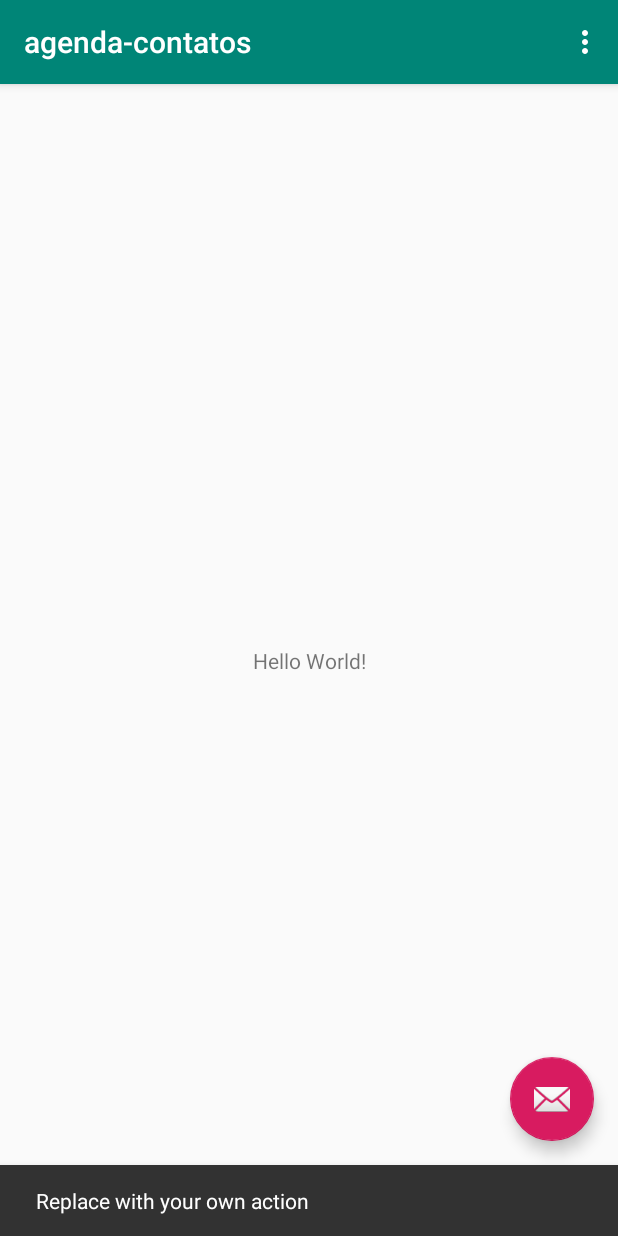
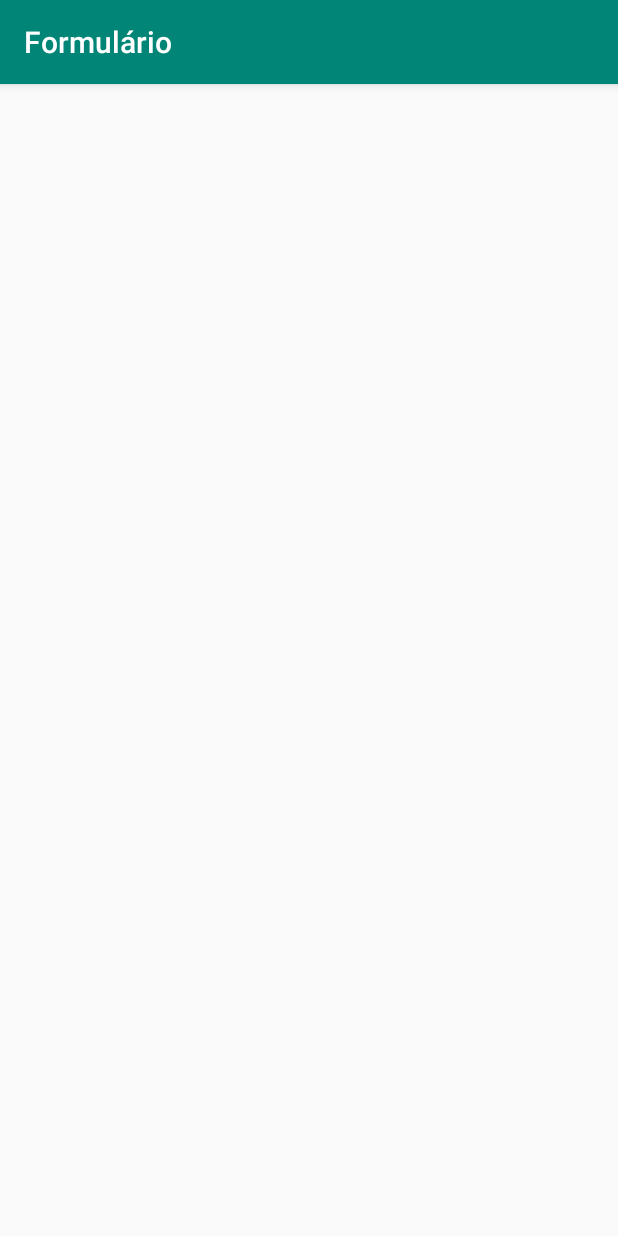
Before and after one commit to LeonardoCesca/agenda-contatos, an Android app: the screen it shows after launch (MainActivity before the commit, Formulario after it), after a tap on an icon or button, on a phone screen of 412 x 824 dp. Run offline under Robolectric (Android 15) with nearby library versions, the phone set to English and light mode, and no system bars.

Commit message:
ADD change strings default

```diff
--- a/app/src/main/AndroidManifest.xml
+++ b/app/src/main/AndroidManifest.xml
@@ -9,6 +9,10 @@
         android:roundIcon="@mipmap/ic_launcher_round"
         android:supportsRtl="true"
         android:theme="@style/AppTheme">
+        <activity
+            android:name=".Formulario"
+            android:label="@string/title_activity_formulario"
+            android:theme="@style/AppTheme.NoActionBar"></activity>
         <activity
             android:name=".MainActivity"
             android:label="@string/app_name"
--- a/app/src/main/java/com/example/agenda_contatos/MainActivity.java
+++ b/app/src/main/java/com/example/agenda_contatos/MainActivity.java
@@ -1,16 +1,14 @@
 package com.example.agenda_contatos;
 
+import android.content.Intent;
 import android.os.Bundle;
 
 import com.google.android.material.floatingactionbutton.FloatingActionButton;
-import com.google.android.material.snackbar.Snackbar;
 
 import androidx.appcompat.app.AppCompatActivity;
 import androidx.appcompat.widget.Toolbar;
 
 import android.view.View;
-import android.view.Menu;
-import android.view.MenuItem;
 
 public class MainActivity extends AppCompatActivity {
 
@@ -25,31 +23,9 @@ public class MainActivity extends AppCompatActivity {
         fab.setOnClickListener(new View.OnClickListener() {
             @Override
             public void onClick(View view) {
-                Snackbar.make(view, "Replace with your own action", Snackbar.LENGTH_LONG)
-                        .setAction("Action", null).show();
+                Intent intent = new Intent(MainActivity.this, Formulario.class);
+                startActivity(intent);
             }
         });
     }
-
-    @Override
-    public boolean onCreateOptionsMenu(Menu menu) {
-        // Inflate the menu; this adds items to the action bar if it is present.
-        getMenuInflater().inflate(R.menu.menu_main, menu);
-        return true;
-    }
-
-    @Override
-    public boolean onOptionsItemSelected(MenuItem item) {
-        // Handle action bar item clicks here. The action bar will
-        // automatically handle clicks on the Home/Up button, so long
-        // as you specify a parent activity in AndroidManifest.xml.
-        int id = item.getItemId();
-
-        //noinspection SimplifiableIfStatement
-        if (id == R.id.action_settings) {
-            return true;
-        }
-
-        return super.onOptionsItemSelected(item);
-    }
 }
--- a/app/src/main/res/layout/activity_main.xml
+++ b/app/src/main/res/layout/activity_main.xml
@@ -28,6 +28,8 @@
         android:layout_height="wrap_content"
         android:layout_gravity="bottom|end"
         android:layout_margin="@dimen/fab_margin"
-        app:srcCompat="@android:drawable/ic_dialog_email" />
+        android:backgroundTint="#434cb3"
+        android:tint="#fff"
+        app:srcCompat="@android:drawable/ic_input_add" />
 
 </androidx.coordinatorlayout.widget.CoordinatorLayout>
--- a/app/src/main/res/layout/content_main.xml
+++ b/app/src/main/res/layout/content_main.xml
@@ -8,13 +8,9 @@
     tools:context=".MainActivity"
     tools:showIn="@layout/activity_main">
 
-    <TextView
-        android:layout_width="wrap_content"
-        android:layout_height="wrap_content"
-        android:text="Hello World!"
-        app:layout_constraintBottom_toBottomOf="parent"
-        app:layout_constraintLeft_toLeftOf="parent"
-        app:layout_constraintRight_toRightOf="parent"
-        app:layout_constraintTop_toTopOf="parent" />
-
+    <ListView
+        android:layout_width="409dp"
+        android:layout_height="673dp"
+        tools:layout_editor_absoluteX="1dp"
+        tools:layout_editor_absoluteY="1dp" />
 </androidx.constraintlayout.widget.ConstraintLayout>
--- a/app/src/main/res/values/strings.xml
+++ b/app/src/main/res/values/strings.xml
@@ -1,4 +1,5 @@
 <resources>
-    <string name="app_name">agenda-contatos</string>
+    <string name="app_name">Agenda</string>
     <string name="action_settings">Settings</string>
+    <string name="title_activity_formulario">Formulário</string>
 </resources>
```
Also changed, not shown: app/src/main/java/com/example/agenda_contatos/Formulario.java (+0 -14 lines), app/src/main/res/layout/activity_formulario.xml (+0 -8 lines).
